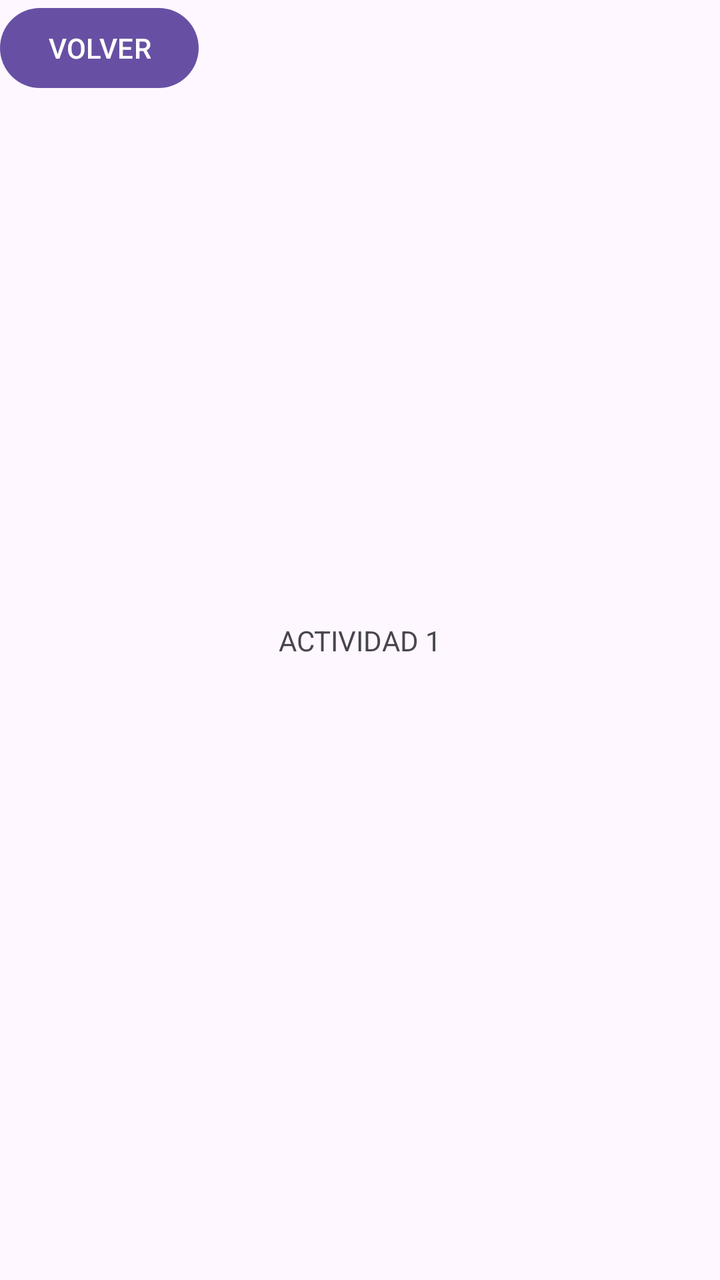
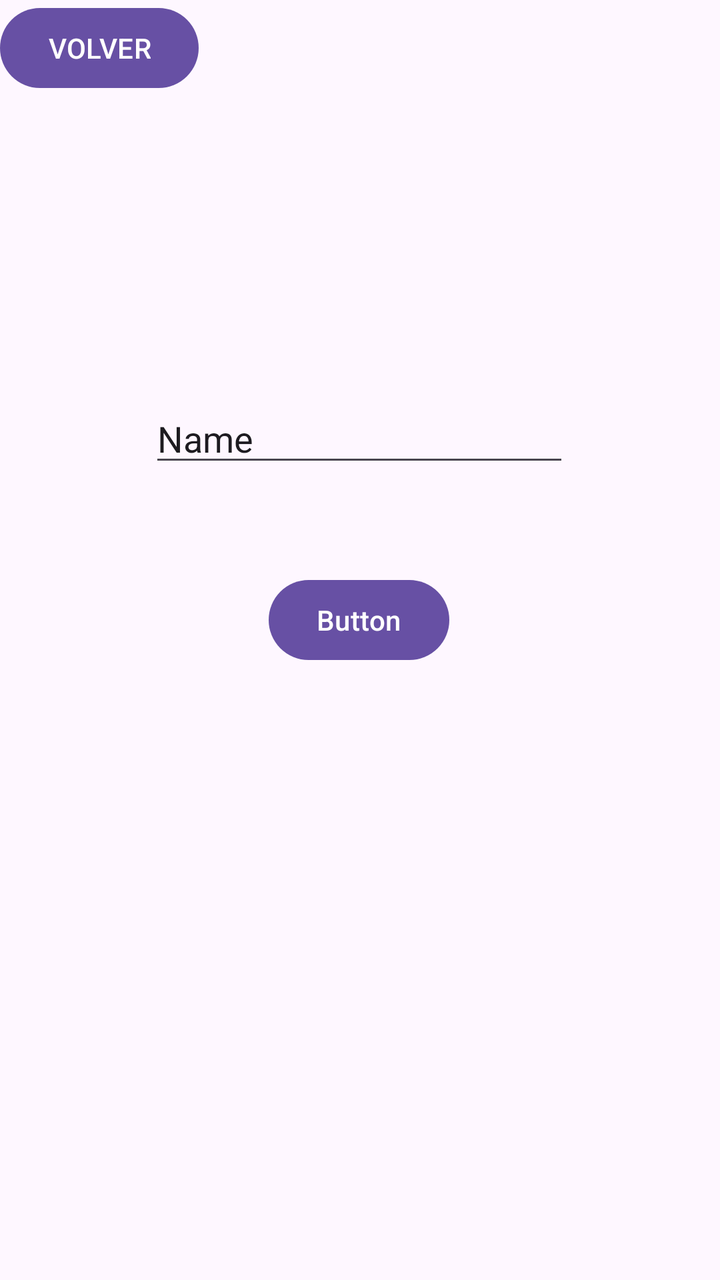

Before-and-after screenshots of an Android layout around one commit, followed by the original layout XML and the change that was made.
<!-- AndroidManifest.xml: application theme Theme.EvaluablePMDM -->
<!-- res/layout/activity_ejercicio1.xml -->
<?xml version="1.0" encoding="utf-8"?>
<androidx.constraintlayout.widget.ConstraintLayout xmlns:android="http://schemas.android.com/apk/res/android"
    xmlns:app="http://schemas.android.com/apk/res-auto"
    xmlns:tools="http://schemas.android.com/tools"
    android:id="@+id/main"
    android:layout_width="match_parent"
    android:layout_height="match_parent"
    tools:context=".Ejercicio1">

    <Button
        android:id="@+id/volver"
        android:layout_width="wrap_content"
        android:layout_height="wrap_content"
        android:text="VOLVER"
        app:layout_constraintBottom_toBottomOf="parent"
        app:layout_constraintEnd_toEndOf="parent"
        app:layout_constraintHorizontal_bias="0.0"
        app:layout_constraintStart_toStartOf="parent"
        app:layout_constraintTop_toTopOf="parent"
        app:layout_constraintVertical_bias="0.0" />

    <TextView
        android:id="@+id/textView"
        android:layout_width="wrap_content"
        android:layout_height="wrap_content"
        android:text="ACTIVIDAD 1"
        app:layout_constraintBottom_toBottomOf="parent"
        app:layout_constraintEnd_toEndOf="parent"
        app:layout_constraintStart_toStartOf="parent"
        app:layout_constraintTop_toTopOf="parent" />
</androidx.constraintlayout.widget.ConstraintLayout>
<!-- resources referenced by this layout -->
<resources>
  <style name="Theme.EvaluablePMDM" parent="Base.Theme.EvaluablePMDM" />
  <style name="Base.Theme.EvaluablePMDM" parent="Theme.Material3.DayNight.NoActionBar">
          
          
      </style>
</resources>

<!-- the commit's change to res/layout/activity_ejercicio1.xml (unified diff, before → after) -->
@@ -19,13 +19,30 @@
         app:layout_constraintTop_toTopOf="parent"
         app:layout_constraintVertical_bias="0.0" />
 
-    <TextView
-        android:id="@+id/textView"
+    <EditText
+        android:id="@+id/campodetextourl"
         android:layout_width="wrap_content"
         android:layout_height="wrap_content"
-        android:text="ACTIVIDAD 1"
+        android:ems="10"
+        android:inputType="text"
+        android:text="Name"
         app:layout_constraintBottom_toBottomOf="parent"
         app:layout_constraintEnd_toEndOf="parent"
+        app:layout_constraintHorizontal_bias="0.497"
         app:layout_constraintStart_toStartOf="parent"
-        app:layout_constraintTop_toTopOf="parent" />
+        app:layout_constraintTop_toTopOf="parent"
+        app:layout_constraintVertical_bias="0.329" />
+
+    <Button
+        android:id="@+id/abrirutrl"
+        android:layout_width="wrap_content"
+        android:layout_height="wrap_content"
+        android:text="Button"
+        app:layout_constraintBottom_toBottomOf="parent"
+        app:layout_constraintEnd_toEndOf="parent"
+        app:layout_constraintHorizontal_bias="0.498"
+        app:layout_constraintStart_toStartOf="parent"
+        app:layout_constraintTop_toTopOf="parent"
+        app:layout_constraintVertical_bias="0.483" />
+
 </androidx.constraintlayout.widget.ConstraintLayout>
